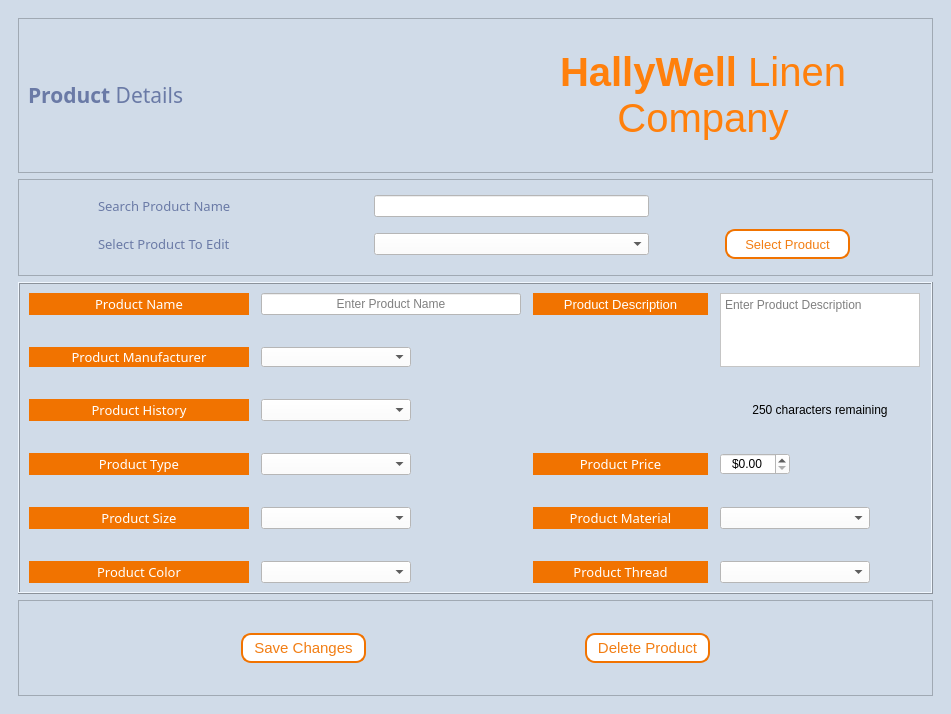
Old version of the form Hallywell CRMS v1/UI Files/ProductDetailForm.ui in the repository apduong/CIS-3365.
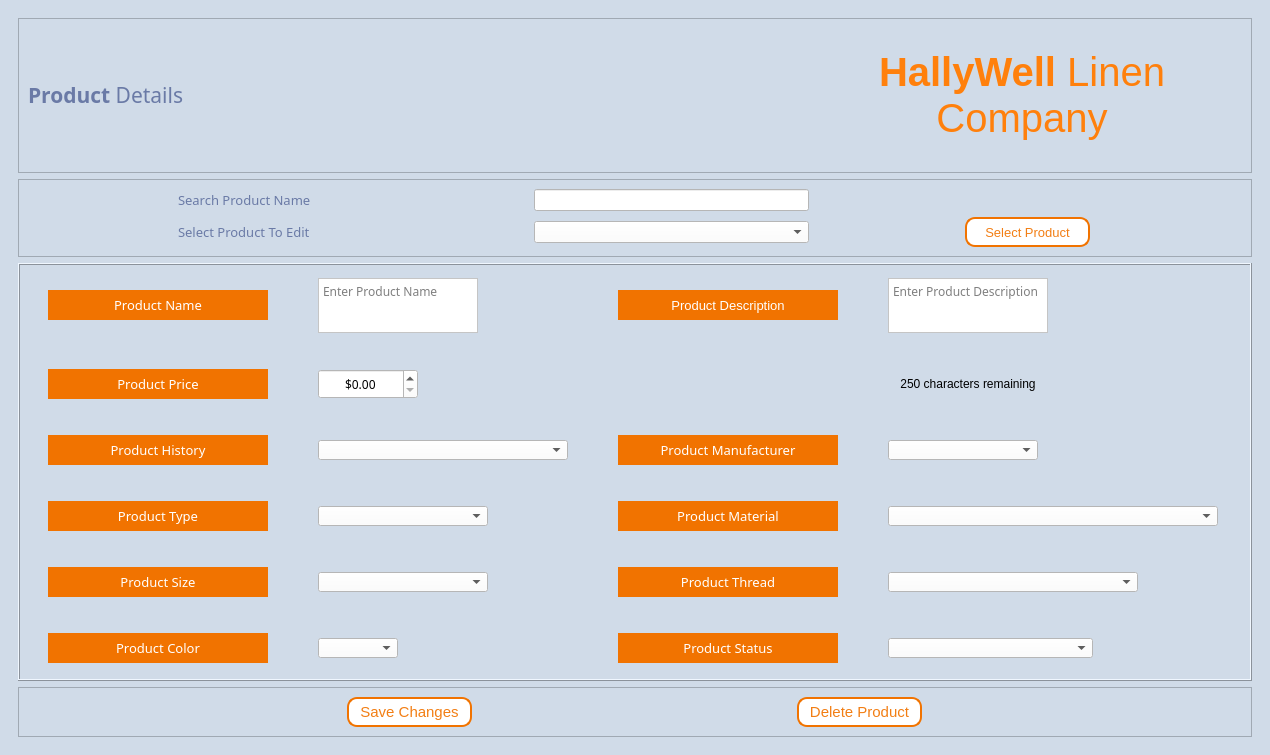
New version of the form.

What changed in the file:
```diff
--- a/Hallywell CRMS v1/UI Files/ProductDetailForm.ui
+++ b/Hallywell CRMS v1/UI Files/ProductDetailForm.ui
@@ -6,8 +6,8 @@
    <rect>
     <x>0</x>
     <y>0</y>
-    <width>951</width>
-    <height>714</height>
+    <width>1270</width>
+    <height>755</height>
    </rect>
   </property>
   <property name="windowTitle">
@@ -39,8 +39,8 @@
         <rect>
          <x>0</x>
          <y>0</y>
-         <width>929</width>
-         <height>692</height>
+         <width>1248</width>
+         <height>733</height>
         </rect>
        </property>
        <layout class="QVBoxLayout" name="verticalLayout_2">
@@ -262,56 +262,207 @@
           </property>
           <layout class="QGridLayout" name="gridLayout_2">
            <property name="horizontalSpacing">
-            <number>12</number>
+            <number>31</number>
            </property>
            <property name="verticalSpacing">
             <number>32</number>
            </property>
-           <item row="1" column="1">
-            <widget class="QComboBox" name="comboBox_Manu">
+           <item row="4" column="0">
+            <widget class="QLabel" name="label_13">
+             <property name="minimumSize">
+              <size>
+               <width>220</width>
+               <height>30</height>
+              </size>
+             </property>
              <property name="maximumSize">
               <size>
-               <width>150</width>
+               <width>220</width>
+               <height>30</height>
+              </size>
+             </property>
+             <property name="font">
+              <font>
+               <family>Montserrat Medium</family>
+               <pointsize>10</pointsize>
+              </font>
+             </property>
+             <property name="text">
+              <string>Product Size</string>
+             </property>
+             <property name="alignment">
+              <set>Qt::AlignCenter</set>
+             </property>
+            </widget>
+           </item>
+           <item row="2" column="2">
+            <widget class="QLabel" name="label_6">
+             <property name="minimumSize">
+              <size>
+               <width>220</width>
+               <height>30</height>
+              </size>
+             </property>
+             <property name="maximumSize">
+              <size>
+               <width>250</width>
+               <height>30</height>
+              </size>
+             </property>
+             <property name="font">
+              <font>
+               <family>Montserrat Medium</family>
+               <pointsize>10</pointsize>
+              </font>
+             </property>
+             <property name="frameShape">
+              <enum>QFrame::Panel</enum>
+             </property>
+             <property name="frameShadow">
+              <enum>QFrame::Raised</enum>
+             </property>
+             <property name="text">
+              <string>Product Manufacturer</string>
+             </property>
+             <property name="alignment">
+              <set>Qt::AlignCenter</set>
+             </property>
+            </widget>
+           </item>
+           <item row="2" column="1">
+            <widget class="QComboBox" name="comboBox_History">
+             <property name="minimumSize">
+              <size>
+               <width>250</width>
                <height>20</height>
               </size>
              </property>
+             <property name="maximumSize">
+              <size>
+               <width>250</width>
+               <height>20</height>
+              </size>
+             </property>
+             <property name="font">
+              <font>
+               <family>Montserrat</family>
+               <pointsize>9</pointsize>
+              </font>
+             </property>
             </widget>
            </item>
-           <item row="0" column="3" rowspan="2">
-            <widget class="QPlainTextEdit" name="description_box">
+           <item row="4" column="2">
+            <widget class="QLabel" name="label_12">
              <property name="minimumSize">
               <size>
-               <width>200</width>
-               <height>0</height>
+               <width>220</width>
+               <height>30</height>
               </size>
              </property>
              <property name="maximumSize">
               <size>
-               <width>200</width>
-               <height>200</height>
+               <width>220</width>
+               <height>30</height>
               </size>
              </property>
-             <property name="placeholderText">
-              <string>Enter Product Description</string>
+             <property name="font">
+              <font>
+               <family>Montserrat Medium</family>
+               <pointsize>10</pointsize>
+              </font>
+             </property>
+             <property name="text">
+              <string>Product Thread</string>
+             </property>
+             <property name="alignment">
+              <set>Qt::AlignCenter</set>
              </property>
             </widget>
            </item>
            <item row="5" column="1">
             <widget class="QComboBox" name="comboBox_Color">
+             <property name="minimumSize">
+              <size>
+               <width>80</width>
+               <height>20</height>
+              </size>
+             </property>
              <property name="maximumSize">
               <size>
-               <width>150</width>
-               <height>16777215</height>
+               <width>80</width>
+               <height>20</height>
               </size>
              </property>
+             <property name="font">
+              <font>
+               <family>Montserrat</family>
+               <pointsize>9</pointsize>
+              </font>
+             </property>
             </widget>
            </item>
            <item row="2" column="3">
+            <widget class="QComboBox" name="comboBox_Manu">
+             <property name="minimumSize">
+              <size>
+               <width>150</width>
+               <height>20</height>
+              </size>
+             </property>
+             <property name="maximumSize">
+              <size>
+               <width>150</width>
+               <height>20</height>
+              </size>
+             </property>
+             <property name="font">
+              <font>
+               <family>Montserrat</family>
+               <pointsize>9</pointsize>
+              </font>
+             </property>
+            </widget>
+           </item>
+           <item row="1" column="0">
+            <widget class="QLabel" name="label_8">
+             <property name="minimumSize">
+              <size>
+               <width>220</width>
+               <height>30</height>
+              </size>
+             </property>
+             <property name="maximumSize">
+              <size>
+               <width>220</width>
+               <height>30</height>
+              </size>
+             </property>
+             <property name="font">
+              <font>
+               <family>Montserrat Medium</family>
+               <pointsize>10</pointsize>
+              </font>
+             </property>
+             <property name="text">
+              <string>Product Price</string>
+             </property>
+             <property name="alignment">
+              <set>Qt::AlignCenter</set>
+             </property>
+            </widget>
+           </item>
+           <item row="1" column="3">
             <widget class="QLabel" name="characters_remaining">
+             <property name="minimumSize">
+              <size>
+               <width>160</width>
+               <height>30</height>
+              </size>
+             </property>
              <property name="maximumSize">
               <size>
-               <width>16777215</width>
-               <height>20</height>
+               <width>160</width>
+               <height>30</height>
               </size>
              </property>
              <property name="styleSheet">
@@ -325,59 +476,18 @@
              </property>
             </widget>
            </item>
-           <item row="0" column="2">
-            <widget class="QLabel" name="label_5">
-             <property name="font">
-              <font>
-               <pointsize>10</pointsize>
-              </font>
-             </property>
-             <property name="frameShape">
-              <enum>QFrame::Panel</enum>
-             </property>
-             <property name="frameShadow">
-              <enum>QFrame::Raised</enum>
-             </property>
-             <property name="text">
-              <string>Product Description</string>
-             </property>
-             <property name="alignment">
-              <set>Qt::AlignCenter</set>
-             </property>
-            </widget>
-           </item>
-           <item row="2" column="1">
-            <widget class="QComboBox" name="comboBox_History">
-             <property name="maximumSize">
-              <size>
-               <width>150</width>
-               <height>16777215</height>
-              </size>
-             </property>
-            </widget>
-           </item>
-           <item row="4" column="3">
-            <widget class="QComboBox" name="comboBox_Material">
-             <property name="maximumSize">
-              <size>
-               <width>150</width>
-               <height>16777215</height>
-              </size>
-             </property>
-            </widget>
-           </item>
-           <item row="4" column="2">
+           <item row="3" column="2">
             <widget class="QLabel" name="label_11">
              <property name="minimumSize">
               <size>
-               <width>175</width>
-               <height>0</height>
+               <width>220</width>
+               <height>30</height>
               </size>
              </property>
              <property name="maximumSize">
               <size>
-               <width>175</width>
-               <height>16777215</height>
+               <width>220</width>
+               <height>30</height>
               </size>
              </property>
              <property name="font">
@@ -394,221 +504,48 @@
              </property>
             </widget>
            </item>
-           <item row="4" column="0">
-            <widget class="QLabel" name="label_13">
-             <property name="minimumSize">
-              <size>
-               <width>220</width>
-               <height>0</height>
-              </size>
-             </property>
-             <property name="maximumSize">
-              <size>
-               <width>180</width>
-               <height>16777215</height>
-              </size>
-             </property>
-             <property name="font">
-              <font>
-               <family>Montserrat Medium</family>
-               <pointsize>10</pointsize>
-              </font>
-             </property>
-             <property name="text">
-              <string>Product Size</string>
-             </property>
-             <property name="alignment">
-              <set>Qt::AlignCenter</set>
-             </property>
-            </widget>
-           </item>
-           <item row="1" column="0">
-            <widget class="QLabel" name="label_6">
-             <property name="minimumSize">
-              <size>
-               <width>220</width>
-               <height>0</height>
-              </size>
-             </property>
-             <property name="maximumSize">
-              <size>
-               <width>250</width>
-               <height>35</height>
-              </size>
-             </property>
-             <property name="font">
-              <font>
-               <family>Montserrat Medium</family>
-               <pointsize>10</pointsize>
-              </font>
-             </property>
-             <property name="frameShape">
-              <enum>QFrame::Panel</enum>
-             </property>
-             <property name="frameShadow">
-              <enum>QFrame::Raised</enum>
-             </property>
-             <property name="text">
-              <string>Product Manufacturer</string>
-             </property>
-             <property name="alignment">
-              <set>Qt::AlignCenter</set>
-             </property>
-            </widget>
-           </item>
-           <item row="5" column="3">
-            <widget class="QComboBox" name="comboBox_Thread">
-             <property name="maximumSize">
-              <size>
-               <width>150</width>
-               <height>16777215</height>
-              </size>
-             </property>
-            </widget>
-           </item>
-           <item row="4" column="1">
-            <widget class="QComboBox" name="comboBox_Size">
-             <property name="maximumSize">
-              <size>
-               <width>150</width>
-               <height>16777215</height>
-              </size>
-             </property>
-            </widget>
-           </item>
-           <item row="5" column="2">
-            <widget class="QLabel" name="label_12">
-             <property name="minimumSize">
-              <size>
-               <width>175</width>
-               <height>0</height>
-              </size>
-             </property>
-             <property name="maximumSize">
-              <size>
-               <width>175</width>
-               <height>16777215</height>
-              </size>
-             </property>
-             <property name="font">
-              <font>
-               <family>Montserrat Medium</family>
-               <pointsize>10</pointsize>
-              </font>
-             </property>
-             <property name="text">
-              <string>Product Thread</string>
-             </property>
-             <property name="alignment">
-              <set>Qt::AlignCenter</set>
-             </property>
-            </widget>
-           </item>
-           <item row="0" column="0">
-            <widget class="QLabel" name="label_7">
-             <property name="minimumSize">
-              <size>
-               <width>220</width>
-               <height>0</height>
-              </size>
-             </property>
-             <property name="font">
-              <font>
-               <family>Montserrat Medium</family>
-               <pointsize>10</pointsize>
-              </font>
-             </property>
-             <property name="frameShape">
-              <enum>QFrame::Panel</enum>
-             </property>
-             <property name="frameShadow">
-              <enum>QFrame::Raised</enum>
-             </property>
-             <property name="text">
-              <string>Product Name</string>
-             </property>
-             <property name="alignment">
-              <set>Qt::AlignCenter</set>
-             </property>
-            </widget>
-           </item>
-           <item row="3" column="1">
-            <widget class="QComboBox" name="comboBox_Type">
-             <property name="maximumSize">
-              <size>
-               <width>150</width>
-               <height>16777215</height>
-              </size>
-             </property>
-            </widget>
-           </item>
-           <item row="0" column="1">
-            <widget class="QLineEdit" name="lineEdit_ProductName">
-             <property name="minimumSize">
-              <size>
-               <width>250</width>
-               <height>0</height>
-              </size>
-             </property>
-             <property name="maximumSize">
-              <size>
-               <width>260</width>
-               <height>16777215</height>
-              </size>
-             </property>
-             <property name="maxLength">
-              <number>250</number>
-             </property>
-             <property name="alignment">
-              <set>Qt::AlignCenter</set>
-             </property>
-             <property name="placeholderText">
-              <string>Enter Product Name</string>
-             </property>
-            </widget>
-           </item>
-           <item row="2" column="0">
-            <widget class="QLabel" name="label_9">
-             <property name="minimumSize">
-              <size>
-               <width>220</width>
-               <height>0</height>
-              </size>
-             </property>
-             <property name="maximumSize">
-              <size>
-               <width>180</width>
-               <height>16777215</height>
-              </size>
-             </property>
-             <property name="font">
-              <font>
-               <family>Montserrat Medium</family>
-               <pointsize>10</pointsize>
-              </font>
-             </property>
-             <property name="frameShape">
-              <enum>QFrame::Panel</enum>
-             </property>
-             <property name="frameShadow">
-              <enum>QFrame::Raised</enum>
-             </property>
-             <property name="text">
-              <string>Product History</string>
-             </property>
-             <property name="alignment">
-              <set>Qt::AlignCenter</set>
-             </property>
-            </widget>
-           </item>
            <item row="3" column="3">
+            <widget class="QComboBox" name="comboBox_Material">
+             <property name="minimumSize">
+              <size>
+               <width>330</width>
+               <height>20</height>
+              </size>
+             </property>
+             <property name="maximumSize">
+              <size>
+               <width>330</width>
+               <height>20</height>
+              </size>
+             </property>
+             <property name="font">
+              <font>
+               <family>Montserrat</family>
+               <pointsize>9</pointsize>
+              </font>
+             </property>
+            </widget>
+           </item>
+           <item row="1" column="1">
             <widget class="QDoubleSpinBox" name="Product_Price">
+             <property name="minimumSize">
+              <size>
+               <width>100</width>
+               <height>30</height>
+              </size>
+             </property>
              <property name="maximumSize">
               <size>
-               <width>70</width>
-               <height>16777215</height>
+               <width>100</width>
+               <height>30</height>
               </size>
              </property>
+             <property name="font">
+              <font>
+               <family>Montserrat</family>
+               <pointsize>9</pointsize>
+              </font>
+             </property>
              <property name="alignment">
               <set>Qt::AlignCenter</set>
              </property>
@@ -620,18 +557,96 @@
              </property>
             </widget>
            </item>
+           <item row="4" column="3">
+            <widget class="QComboBox" name="comboBox_Thread">
+             <property name="minimumSize">
+              <size>
+               <width>250</width>
+               <height>20</height>
+              </size>
+             </property>
+             <property name="maximumSize">
+              <size>
+               <width>250</width>
+               <height>20</height>
+              </size>
+             </property>
+             <property name="font">
+              <font>
+               <family>Montserrat</family>
+               <pointsize>9</pointsize>
+              </font>
+             </property>
+            </widget>
+           </item>
+           <item row="4" column="1">
+            <widget class="QComboBox" name="comboBox_Size">
+             <property name="minimumSize">
+              <size>
+               <width>170</width>
+               <height>20</height>
+              </size>
+             </property>
+             <property name="maximumSize">
+              <size>
+               <width>170</width>
+               <height>20</height>
+              </size>
+             </property>
+             <property name="font">
+              <font>
+               <family>Montserrat</family>
+               <pointsize>9</pointsize>
+              </font>
+             </property>
+            </widget>
+           </item>
+           <item row="2" column="0">
+            <widget class="QLabel" name="label_9">
+             <property name="minimumSize">
+              <size>
+               <width>220</width>
+               <height>30</height>
+              </size>
+             </property>
+             <property name="maximumSize">
+              <size>
+               <width>220</width>
+               <height>30</height>
+              </size>
+             </property>
+             <property name="font">
+              <font>
+               <family>Montserrat Medium</family>
+               <pointsize>10</pointsize>
+              </font>
+             </property>
+             <property name="frameShape">
+              <enum>QFrame::Panel</enum>
+             </property>
+             <property name="frameShadow">
+              <enum>QFrame::Raised</enum>
+             </property>
+             <property name="text">
+              <string>Product History</string>
+             </property>
+             <property name="alignment">
+              <set>Qt::AlignCenter</set>
+             </property>
+            </widget>
+           </item>
            <item row="3" column="0">
             <widget class="QLabel" name="label_10">
              <property name="minimumSize">
               <size>
                <width>220</width>
-               <height>0</height>
+               <height>30</height>
               </size>
              </property>
              <property name="maximumSize">
               <size>
-               <width>180</width>
-               <height>16777215</height>
+               <width>220</width>
+               <height>30</height>
               </size>
              </property>
              <property name="font">
@@ -654,18 +669,71 @@
              </property>
             </widget>
            </item>
+           <item row="3" column="1">
+            <widget class="QComboBox" name="comboBox_Type">
+             <property name="minimumSize">
+              <size>
+               <width>170</width>
+               <height>20</height>
+              </size>
+             </property>
+             <property name="maximumSize">
+              <size>
+               <width>170</width>
+               <height>20</height>
+              </size>
+             </property>
+             <property name="font">
+              <font>
+               <family>Montserrat</family>
+               <pointsize>9</pointsize>
+              </font>
+             </property>
+            </widget>
+           </item>
+           <item row="0" column="1">
+            <widget class="QPlainTextEdit" name="prod_name">
+             <property name="minimumSize">
+              <size>
+               <width>160</width>
+               <height>55</height>
+              </size>
+             </property>
+             <property name="maximumSize">
+              <size>
+               <width>160</width>
+               <height>55</height>
+              </size>
+             </property>
+             <property name="font">
+              <font>
+               <family>Montserrat</family>
+               <pointsize>9</pointsize>
+              </font>
+             </property>
+             <property name="verticalScrollBarPolicy">
+              <enum>Qt::ScrollBarAlwaysOff</enum>
+             </property>
+             <property name="horizontalScrollBarPolicy">
+              <enum>Qt::ScrollBarAlwaysOff</enum>
+             </property>
+             <property name="placeholderText">
+              <string>Enter Product Name</string>
+             </property>
+            </widget>
+           </item>
            <item row="5" column="0">
             <widget class="QLabel" name="label_14">
              <property name="minimumSize">
               <size>
                <width>220</width>
-               <height>0</height>
+               <height>30</height>
               </size>
              </property>
              <property name="maximumSize">
               <size>
-               <width>180</width>
-               <height>16777215</height>
+               <width>220</width>
+               <height>30</height>
               </size>
              </property>
              <property name="font">
@@ -682,28 +750,124 @@
              </property>
             </widget>
            </item>
-           <item row="3" column="2">
-            <widget class="QLabel" name="label_8">
+           <item row="0" column="3">
+            <widget class="QPlainTextEdit" name="description_box">
              <property name="minimumSize">
               <size>
-               <width>175</width>
-               <height>0</height>
+               <width>160</width>
+               <height>55</height>
               </size>
              </property>
              <property name="maximumSize">
               <size>
-               <width>175</width>
-               <height>16777215</height>
+               <width>160</width>
+               <height>55</height>
               </size>
              </property>
              <property name="font">
               <font>
+               <family>Montserrat</family>
+               <pointsize>9</pointsize>
+              </font>
+             </property>
+             <property name="verticalScrollBarPolicy">
+              <enum>Qt::ScrollBarAlwaysOff</enum>
+             </property>
+             <property name="horizontalScrollBarPolicy">
+              <enum>Qt::ScrollBarAlwaysOff</enum>
+             </property>
+             <property name="placeholderText">
+              <string>Enter Product Description</string>
+             </property>
+            </widget>
+           </item>
+           <item row="0" column="0">
+            <widget class="QLabel" name="label_7">
+             <property name="minimumSize">
+              <size>
+               <width>220</width>
+               <height>30</height>
+              </size>
+             </property>
+             <property name="maximumSize">
+              <size>
+               <width>220</width>
+               <height>30</height>
+              </size>
+             </property>
+             <property name="font">
+              <font>
                <family>Montserrat Medium</family>
                <pointsize>10</pointsize>
               </font>
              </property>
              <property name="text">
-              <string>Product Price</string>
+              <string>Product Name</string>
+             </property>
+             <property name="alignment">
+              <set>Qt::AlignCenter</set>
+             </property>
+            </widget>
+           </item>
+           <item row="5" column="2">
+            <widget class="QLabel" name="label_16">
+             <property name="font">
+              <font>
+               <family>Montserrat Medium</family>
+               <pointsize>10</pointsize>
+              </font>
+             </property>
+             <property name="text">
+              <string>Product Status</string>
+             </property>
+             <property name="alignment">
+              <set>Qt::AlignCenter</set>
+             </property>
+            </widget>
+           </item>
+           <item row="5" column="3">
+            <widget class="QComboBox" name="comboBox">
+             <property name="minimumSize">
+              <size>
+               <width>205</width>
+               <height>20</height>
+              </size>
+             </property>
+             <property name="maximumSize">
+              <size>
+               <width>205</width>
+               <height>20</height>
+              </size>
+             </property>
+            </widget>
+           </item>
+           <item row="0" column="2">
+            <widget class="QLabel" name="label_5">
+             <property name="minimumSize">
+              <size>
+               <width>220</width>
+               <height>30</height>
+              </size>
+             </property>
+             <property name="maximumSize">
+              <size>
+               <width>220</width>
+               <height>30</height>
+              </size>
+             </property>
+             <property name="font">
+              <font>
+               <pointsize>10</pointsize>
+              </font>
+             </property>
+             <property name="frameShape">
+              <enum>QFrame::Panel</enum>
+             </property>
+             <property name="frameShadow">
+              <enum>QFrame::Raised</enum>
+             </property>
+             <property name="text">
+              <string>Product Description</string>
              </property>
              <property name="alignment">
               <set>Qt::AlignCenter</set>
```
Left out of the diff: 6 changed lines with no effect on the pictures.
